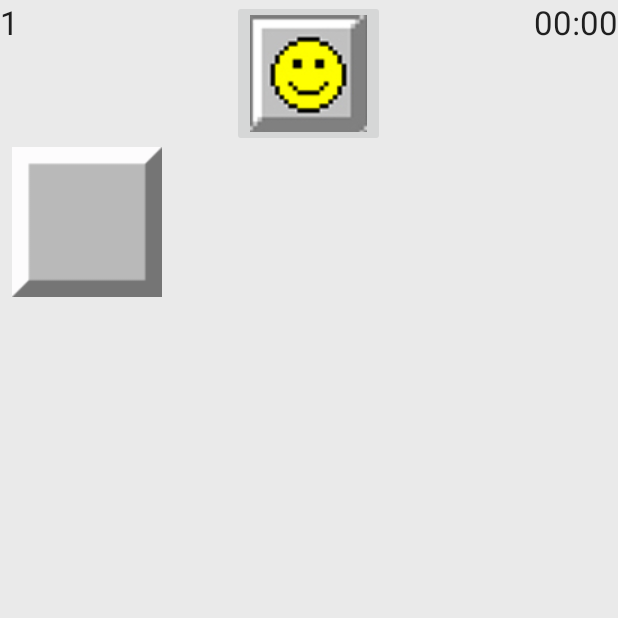
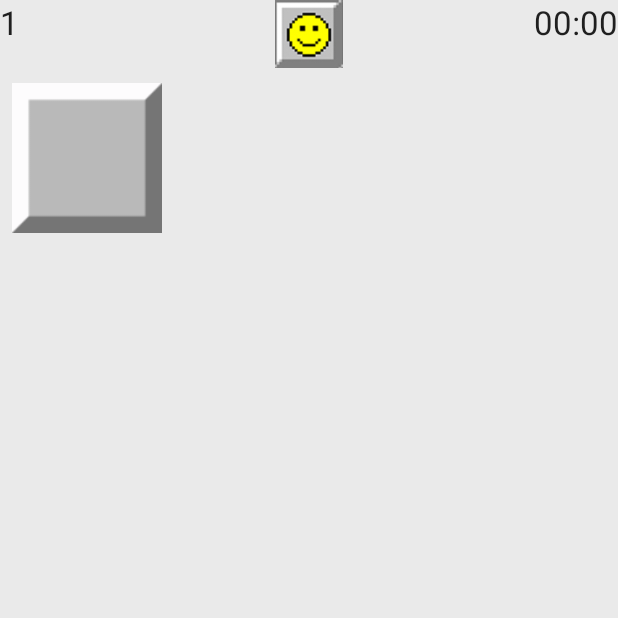
Before and after one commit to CWolfAnderson/Overly-Complicated_Minesweeper-android, an Android app: the Game screen opened directly, with no data from a screen before it, on a phone screen of 412 x 824 dp, the top half of it. Run offline under Robolectric (Android 15) with nearby library versions, the phone set to English and light mode, and no system bars; 3 statements that could not run were skipped.

Commit message:
changed size of button

```diff
--- a/app/src/main/res/layout/content_game.xml
+++ b/app/src/main/res/layout/content_game.xml
@@ -19,8 +19,10 @@ tools:showIn="@layout/activity_game">
     android:layout_alignParentEnd="true" />
 
 <ImageButton
-    android:layout_width="wrap_content"
-    android:layout_height="wrap_content"
+    android:layout_width="45dp"
+    android:layout_height="45dp"
+    android:scaleType="centerCrop"
+    android:padding="0dp"
     android:id="@+id/imageButton"
     android:src="@drawable/smile"
     android:onClick="configure"
@@ -39,6 +41,7 @@ tools:showIn="@layout/activity_game">
 
 
 <HorizontalScrollView
+    android:paddingTop="10dp"
     android:layout_width="match_parent"
     android:layout_height="fill_parent"
     android:layout_below="@+id/imageButton">
```
